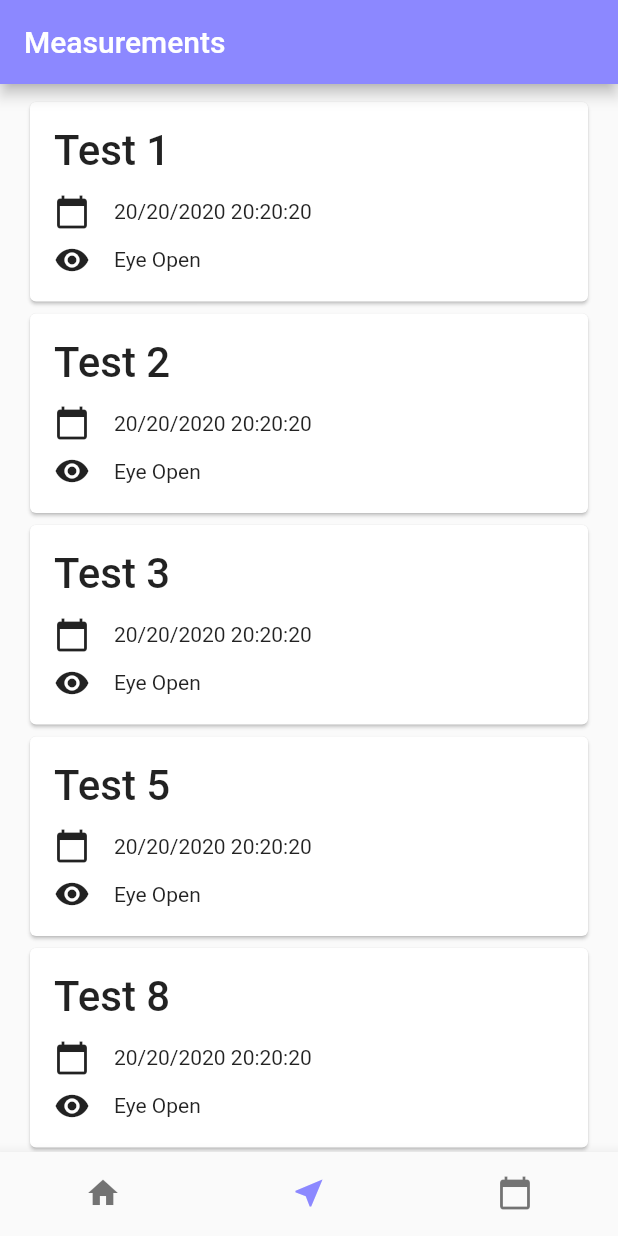
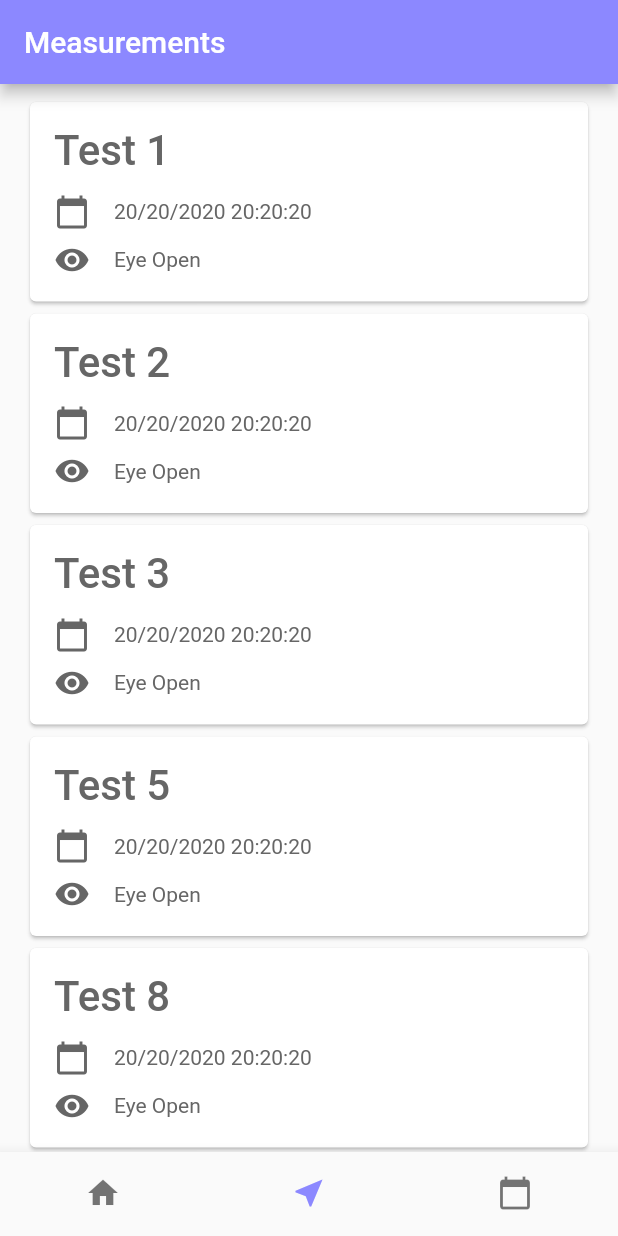
Before and after one commit to Supercaly/Balance-Flutter, a Flutter app: the screen it shows after launch, item 2 of the bottom bar chosen, on a phone screen of 412 x 824 dp. Run offline on Flutter 3.47's test engine with Material 2 defaults, Android fonts, the phone set to English and light mode, and no system bars; our stand-ins replace flutter_svg, shared_preferences.

Commit message:
Move light and dark themes in a separate file theme.dart
The basic theme structure was created with `https://rxlabz.github.io/panache`
Add new color for text and primary light

```diff
--- a/lib/colors.dart
+++ b/lib/colors.dart
@@ -6,8 +6,9 @@ import 'package:flutter/material.dart';
 class BColors {
   static const MaterialColor colorPrimary = _malibu;
   static const MaterialColor colorPrimaryDark = _scampi;
+  static const MaterialColor colorPrimaryLight = _periwinkle;
   static const MaterialColor colorAccent = _dodger_blue;
-
+  static const Color textColor = _dove_gray;
 
   static const MaterialColor _malibu = MaterialColor(0xFF8C88FF, {
     50: Color.fromRGBO(140, 136, 255, .1),
@@ -32,6 +33,18 @@ class BColors {
     700: Color.fromRGBO(104, 101, 172, .8),
     800: Color.fromRGBO(104, 101, 172, .9),
     900: Color.fromRGBO(104, 101, 172, 1),
+  });
+  static const MaterialColor _periwinkle = MaterialColor(0xFFCECCFF, {
+    50: Color.fromRGBO(206, 204, 255, .1),
+    100: Color.fromRGBO(206, 204, 255, .2),
+    200: Color.fromRGBO(206, 204, 255, .3),
+    300: Color.fromRGBO(206, 204, 255, .4),
+    400: Color.fromRGBO(206, 204, 255, .5),
+    500: Color.fromRGBO(206, 204, 255, .6),
+    600: Color.fromRGBO(206, 204, 255, .7),
+    700: Color.fromRGBO(206, 204, 255, .8),
+    800: Color.fromRGBO(206, 204, 255, .9),
+    900: Color.fromRGBO(206, 204, 255, 1),
   });
   static const MaterialColor _dodger_blue = MaterialColor(0xFF34C6F9, {
     50: Color.fromRGBO(52, 198, 249, .1),
@@ -69,4 +82,6 @@ class BColors {
     800: Color.fromRGBO(228, 245, 255, .9),
     900: Color.fromRGBO(228, 245, 255, 1),
   });
+
+  static const Color _dove_gray = Color.fromARGB(255, 102, 102, 102);
 }
--- a/lib/main.dart
+++ b/lib/main.dart
@@ -1,38 +1,16 @@
-import 'package:balance_app/colors.dart';
 import 'package:balance_app/screens/main_screen.dart';
 import 'package:balance_app/screens/result_screen.dart';
 import 'package:balance_app/screens/settings_screen.dart';
+import 'package:balance_app/theme.dart';
 import 'package:flutter/material.dart';
 
 void main() => runApp(BalanceApp());
 
 class BalanceApp extends StatelessWidget {
-
-	static final ThemeData lightTheme = ThemeData(
-		brightness: Brightness.light,
-		primarySwatch: BColors.colorPrimary,
-		primaryColorDark: BColors.colorPrimaryDark,
-		accentColor: BColors.colorAccent,
-		accentColorBrightness: Brightness.light,
-		buttonTheme: ButtonThemeData(
-			shape: RoundedRectangleBorder(borderRadius: BorderRadius.circular(9.0)),
-			buttonColor: BColors.colorPrimary,
-			textTheme: ButtonTextTheme.primary
-		),
-	);
-
-	static final ThemeData darkTheme = ThemeData.dark().copyWith(
-		accentColor: BColors.colorAccent,
-		accentColorBrightness: Brightness.dark,
-		buttonTheme: ButtonThemeData(
-			buttonColor: BColors.colorPrimary,
-			textTheme: ButtonTextTheme.primary
-		),
-	);
-
 	@override
   Widget build(BuildContext context) {
-		return MaterialApp(
+		return Builder(
+			builder: (context) => MaterialApp(
 		  	title: "Balance",
 		  	initialRoute: "/main_route",
 		  	theme: lightTheme,
@@ -42,6 +20,7 @@ class BalanceApp extends StatelessWidget {
 		  		"/settings_route": (context) => SettingsScreen(),
 		  		"/result_route": (context) => ResultScreen()
 		  	},
+		  ),
 		);
   }
 }
--- /dev/null
+++ b/lib/theme.dart
@@ -0,0 +1,122 @@
+import 'package:flutter/material.dart';
+import 'package:balance_app/colors.dart';
+
+/// Light Theme for the app
+final ThemeData lightTheme = ThemeData.light().copyWith(
+  // Theme colors
+  primaryColor: BColors.colorPrimary,
+  primaryColorBrightness: Brightness.dark,
+  primaryColorLight: BColors.colorPrimaryLight,
+  primaryColorDark: BColors.colorPrimaryDark,
+  accentColor: BColors.colorAccent,
+  accentColorBrightness: Brightness.dark,
+  // TODO: 02/03/20 Sostituire con il colore migliore
+  hintColor: Color( 0x8a000000 ),
+  errorColor: Color( 0xffd32f2f ),
+  // Button theme
+  buttonTheme: ButtonThemeData(
+    buttonColor: BColors.colorPrimary,
+    textTheme: ButtonTextTheme.primary,
+    shape: RoundedRectangleBorder(borderRadius: BorderRadius.circular(9.0)),
+  ),
+  // Text Theme
+  textTheme: TextTheme(
+    headline1: TextStyle(
+      color: BColors.textColor,
+      fontSize: 96.0,
+      fontWeight: FontWeight.w300,
+      fontStyle: FontStyle.normal,
+    ),
+    headline2: TextStyle(
+      color: BColors.textColor,
+      fontSize: 60.0,
+      fontWeight: FontWeight.w300,
+      fontStyle: FontStyle.normal,
+    ),
+    headline3: TextStyle(
+      color: BColors.textColor,
+      fontSize: 48.0,
+      fontWeight: FontWeight.w400,
+      fontStyle: FontStyle.normal,
+    ),
+    headline4: TextStyle(
+      color: BColors.textColor,
+      fontSize: 34.0,
+      fontWeight: FontWeight.w400,
+      fontStyle: FontStyle.normal,
+    ),
+    headline5: TextStyle(
+      color: BColors.textColor,
+      fontSize: 24.0,
+      fontWeight: FontWeight.w400,
+      fontStyle: FontStyle.normal,
+    ),
+    headline6: TextStyle(
+      color: BColors.textColor,
+      fontSize: 20.0,
+      fontWeight: FontWeight.w500,
+      fontStyle: FontStyle.normal,
+    ),
+    subtitle1: TextStyle(
+      color: BColors.textColor,
+      fontSize: 16.0,
+      fontWeight: FontWeight.w400,
+      fontStyle: FontStyle.normal,
+    ),
+    subtitle2: TextStyle(
+      color: BColors.textColor,
+      fontSize: 14.0,
+      fontWeight: FontWeight.w500,
+      fontStyle: FontStyle.normal,
+    ),
+    bodyText1: TextStyle(
+      color: BColors.textColor,
+      fontSize: 14.0,
+      fontWeight: FontWeight.w400,
+      fontStyle: FontStyle.normal,
+    ),
+    bodyText2: TextStyle(
+      color: BColors.textColor,
+      fontSize: 16.0,
+      fontWeight: FontWeight.w400,
+      fontStyle: FontStyle.normal,
+    ),
+    caption: TextStyle(
+      color: BColors.textColor,
+      fontSize: 12.0,
+      fontWeight: FontWeight.w400,
+      fontStyle: FontStyle.normal,
+    ),
+    button: TextStyle(
+      color: BColors.textColor,
+      fontSize: 14.0,
+      fontWeight: FontWeight.w500,
+      fontStyle: FontStyle.normal,
+    ),
+    overline: TextStyle(
+      color: BColors.textColor,
+      fontSize: 10.0,
+      fontWeight: FontWeight.w400,
+      fontStyle: FontStyle.normal,
+    ),
+  ),
+  iconTheme: IconThemeData(
+    color: BColors.textColor,
+  ),
+);
+
+/// Dark Theme for the app
+final ThemeData darkTheme = ThemeData.dark().copyWith(
+  // Theme colors
+  accentColor: BColors.colorAccent,
+  accentColorBrightness: Brightness.dark,
+  // TODO: 02/03/20 Sostituire con il colore migliore
+  hintColor: Color( 0x8a000000 ),
+  errorColor: Color( 0xffd32f2f ),
+  // Button theme
+  buttonTheme: ButtonThemeData(
+    buttonColor: BColors.colorPrimary,
+    textTheme: ButtonTextTheme.primary,
+    shape: RoundedRectangleBorder(borderRadius: BorderRadius.circular(9.0)),
+  ),
+);
```
Lines whose indentation alone changed are shown as unchanged.
